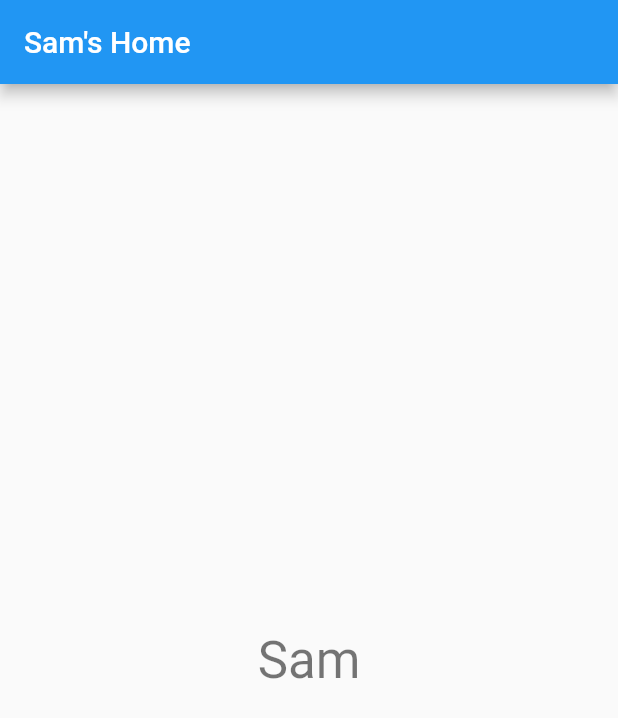
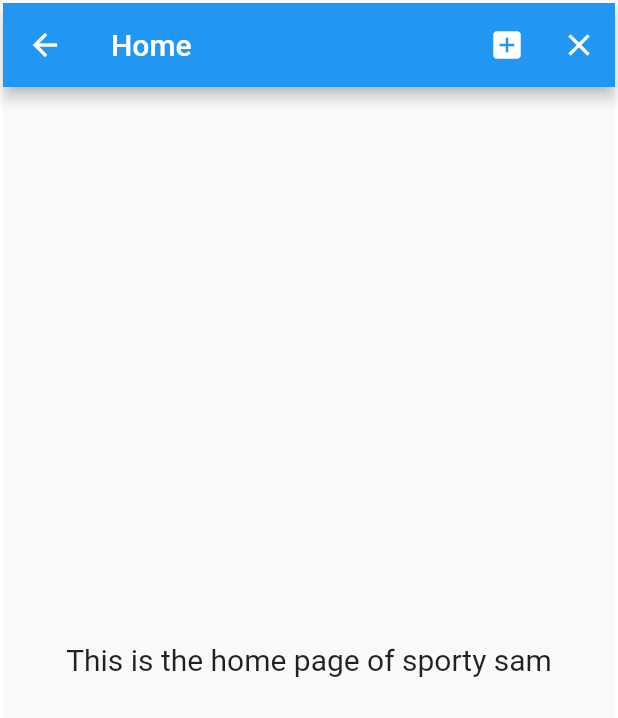
Before and after one commit to AUA-Youth-Forum/sporty-sam, a Flutter app: the screen it shows after launch, on a phone screen of 412 x 824 dp. Shown: the top 718 px of the screen. Run offline on Flutter 3.47's test engine with Material 2 defaults, Android fonts, the phone set to English and light mode, and no system bars.

Commit message:
Add demo splash screen

```diff
--- a/sporty_sam/lib/home.dart
+++ b/sporty_sam/lib/home.dart
@@ -1,35 +1,36 @@
 import 'package:flutter/material.dart';
 
-class MyHomePage extends StatefulWidget {
-  MyHomePage({Key key, this.title}) : super(key: key);
-  final String title;
-  @override
-  _MyHomePageState createState() => _MyHomePageState();
-}
-
-class _MyHomePageState extends State<MyHomePage> {
+class home extends StatelessWidget {
   @override
   Widget build(BuildContext context) {
-    return Scaffold(
-      appBar: AppBar(
+    return Padding(
+      padding: const EdgeInsets.all(2.0),
+      child: Scaffold(
+        appBar: AppBar(
+          title: Text('Home'),
+          actions: <Widget>[
+            IconButton(
+              icon: Icon(Icons.add_box),
+              tooltip: 'Show snackbar',
+              onPressed: (){},
+            ),
+            IconButton(
+              icon: Icon(Icons.close),
+              tooltip: 'Close the app',
+              onPressed: (){
+                Navigator.pop(context);
+              },
+            )
+          ],
 
-        title: Text(widget.title),
-      ),
-      body: Center(
-
-        child: Column(
-
-          mainAxisAlignment: MainAxisAlignment.center,
-          children: <Widget>[
-
-            Text(
-              'Sam',
-              style: Theme.of(context).textTheme.display1,
-            ),
-          ],
+        ),
+        body: Center(
+          child: Text(
+            'This is the home page of sporty sam',
+            style: TextStyle(fontSize: 20),
+          ),
         ),
       ),
-
     );
   }
 }
--- a/sporty_sam/lib/main.dart
+++ b/sporty_sam/lib/main.dart
@@ -1,20 +1,48 @@
 import 'package:flutter/material.dart';
+import 'home.dart';
+import 'dart:async';
 
-import './home.dart';
+void main(){
+  runApp(
+      MaterialApp(
+        home: myapp(),
+      )
+  );
+}
 
-void main() => runApp(MyApp());
+class myapp extends StatefulWidget {
+  @override
+  _myappState createState() => _myappState();
+}
 
-class MyApp extends StatelessWidget {
-  // This widget is the root of your application.
+class _myappState extends State<myapp> {
+  @override
+  void initState() {
+    super.initState();
+    Future.delayed(
+      Duration(seconds: 3),
+          (){
+        Navigator.push(
+            context,
+            MaterialPageRoute(
+              builder: (context)=>home(),
+            )
+        );
+      },
+    );
+
+  }
+
   @override
   Widget build(BuildContext context) {
-    return MaterialApp(
-      title: 'Sporty Sam',
-      theme: ThemeData(
+    return Scaffold(
+      body: Center(
+        child: FlutterLogo(
+          size: 400,
+          textColor: Colors.deepPurpleAccent[700],
+        ),
 
-        primarySwatch: Colors.blue,
       ),
-      home: MyHomePage(title: 'Sam\'s Home'),
     );
   }
 }
```
Also changed, not shown: 1 other file.
